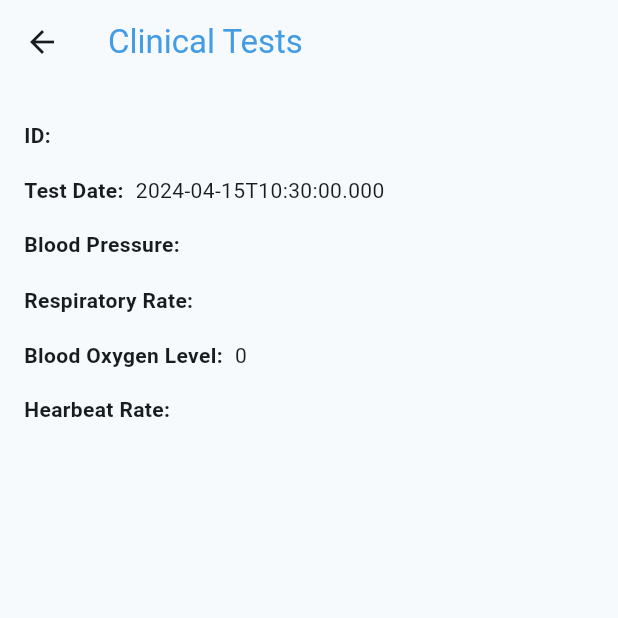
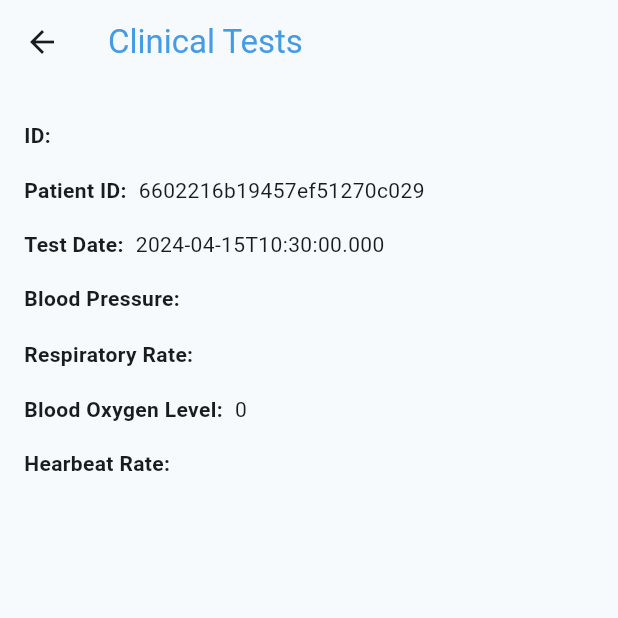
Before and after one commit to ankitgurung17/patient_data_mobile_app_milestone2, a Flutter app: the ClinicalTests screen opened directly with empty values, on a phone screen of 412 x 824 dp, the top half of it. Run offline on Flutter 3.47's test engine with Material 3 defaults, Android fonts, the phone set to English and light mode, and no system bars; missing offline and left inert: mockito; network calls fail.

Commit message:
Issues with clinical data and test

```diff
--- a/lib/screens/viewClinicalTests.dart
+++ b/lib/screens/viewClinicalTests.dart
@@ -20,13 +20,14 @@ class ClinicalTests extends StatelessWidget {
           child: Column(
             crossAxisAlignment: CrossAxisAlignment.start,
             children: [
-              _buildDetailRow('ID', patient['id']),
+              _buildDetailRow('ID', patient['_id']),
+              _buildDetailRow('Patient ID', '6602216b19457ef51270c029'),
               _buildDetailRow('Test Date', patient['date']),
-              _buildDetailRow('Blood Pressure', patient['blood_pressure']),
-              _buildDetailRow('Respiratory Rate', patient['respiratory_rate']),
+              _buildDetailRow('Blood Pressure', patient['bloodPressure']),
+              _buildDetailRow('Respiratory Rate', patient['respiratoryRate']),
               _buildDetailRow(
-                  'Blood Oxygen Level', patient['blood_oxygen_level']),
-              _buildDetailRow('Hearbeat Rate', patient['heartbeat_rate']),
+                  'Blood Oxygen Level', patient['bloodOxygenlevel']),
+              _buildDetailRow('Hearbeat Rate', patient['heartbeatRate']),
             ],
           ),
         ),
```
Also changed, not shown: lib/screens/viewClinicalData.dart (+5 -6 lines).
